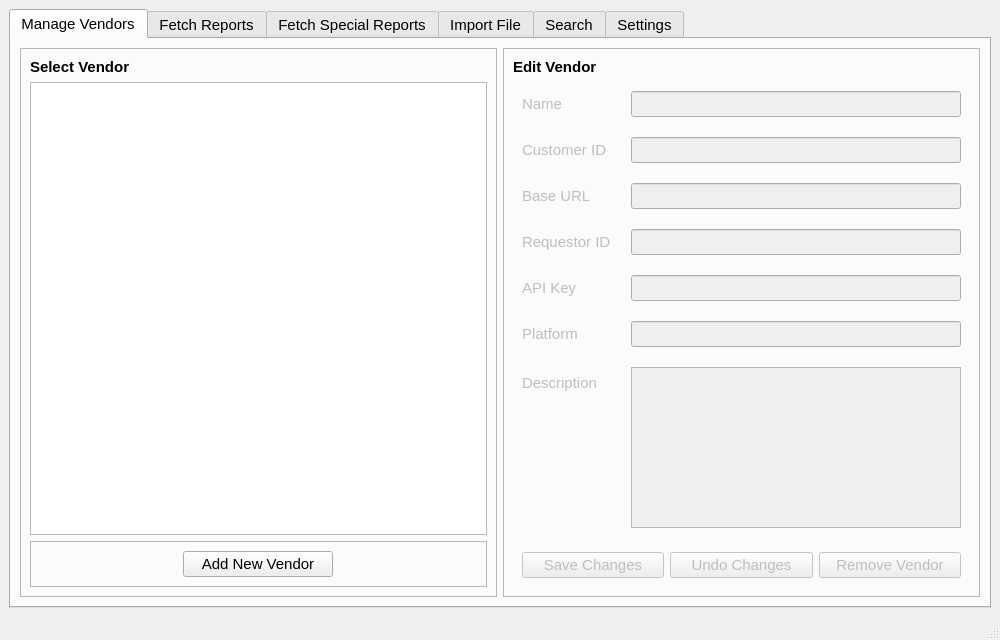
Old version of the form ui/MainWindow.ui in the repository CS-4820-Library-Project/COUNTER-5-Report-Tool-2020-5.0.
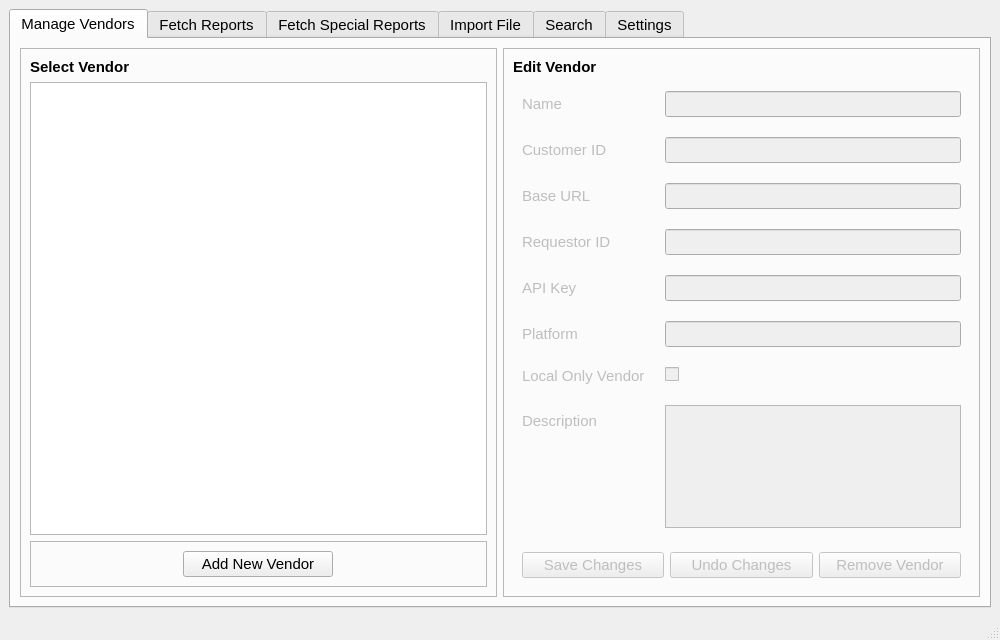
New version of the form.

Commit message: Implemented local only vendors

What changed in the file:
```diff
--- a/ui/MainWindow.ui
+++ b/ui/MainWindow.ui
@@ -234,14 +234,14 @@
                  <item row="5" column="1">
                   <widget class="QLineEdit" name="platformEdit"/>
                  </item>
-                 <item row="6" column="0">
+                 <item row="7" column="0">
                   <widget class="QLabel" name="label_28">
                    <property name="text">
                     <string>Description</string>
                    </property>
                   </widget>
                  </item>
-                 <item row="6" column="1">
+                 <item row="7" column="1">
                   <widget class="QPlainTextEdit" name="descriptionEdit">
                    <property name="autoFillBackground">
                     <bool>false</bool>
@@ -263,6 +263,16 @@
                    </property>
                   </widget>
                  </item>
+                 <item row="6" column="0">
+                  <widget class="QLabel" name="label_39">
+                   <property name="text">
+                    <string>Local Only Vendor</string>
+                   </property>
+                  </widget>
+                 </item>
+                 <item row="6" column="1">
+                  <widget class="QCheckBox" name="local_only_check_box"/>
+                 </item>
                 </layout>
                </widget>
               </item>
```
The commit also changes 5 other files.
